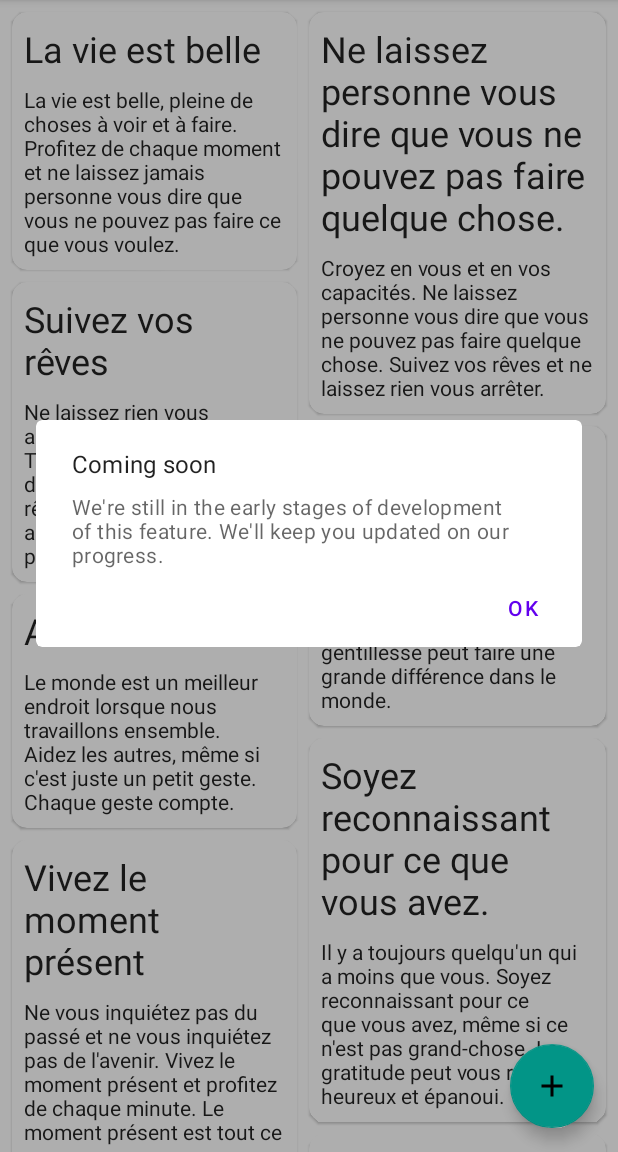
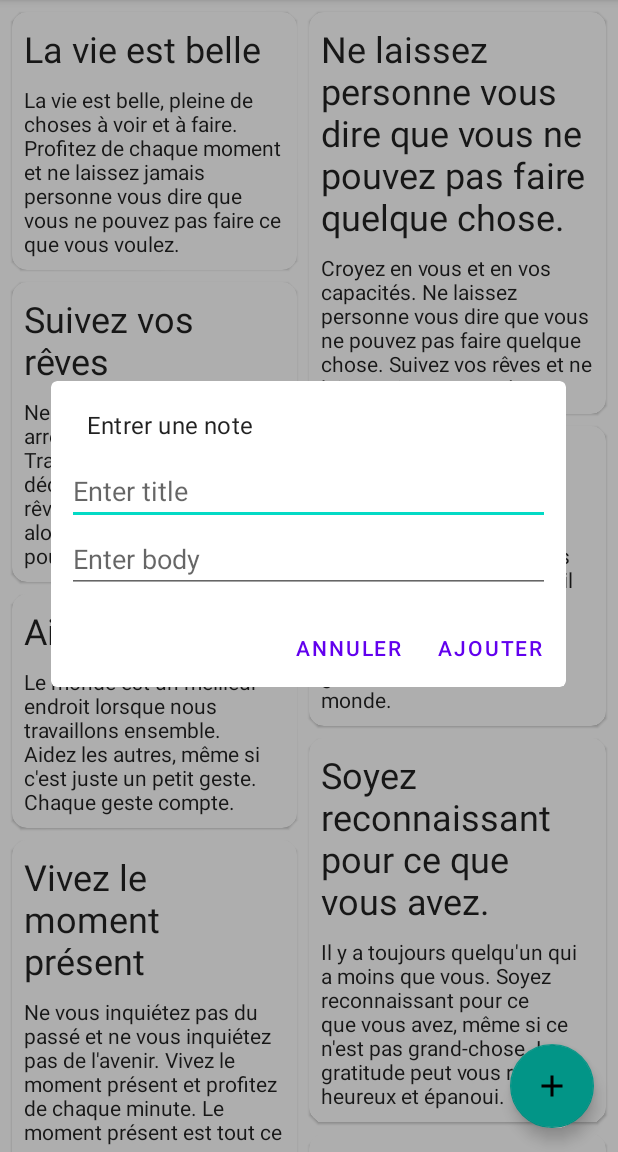
Before and after one commit to xCamillex/P4_Exo1_Refactorisez_une_appli_en_kotlin_en_POO_et_MVVM, an Android app: the screen it shows after launch (MainActivity), after a tap on "add a note", on a phone screen of 412 x 824 dp, the part 84-1236 px from its top. Run offline under Robolectric (Android 15) with nearby library versions, the phone set to English and light mode, and no system bars; our stand-ins replace Dagger/Hilt's generated code.

Commit message:
Etape 8 : Utilisation du ViewModel + mise à jour pour ajouter une note

```diff
--- a/app/src/main/AndroidManifest.xml
+++ b/app/src/main/AndroidManifest.xml
@@ -14,7 +14,7 @@
         android:theme="@style/Theme.OCRNotes"
         tools:targetApi="31">
         <activity
-            android:name=".IU.activity.MainActivity"
+            android:name=".IU.notes.MainActivity"
             android:exported="true">
             <intent-filter>
                 <action android:name="android.intent.action.MAIN" />
--- a/app/src/main/java/com/openclassrooms/notes/IU/activity/MainActivity.kt
+++ /dev/null
@@ -1,88 +0,0 @@
-package com.openclassrooms.notes.IU.activity
-
-import android.os.Bundle
-import androidx.appcompat.app.AppCompatActivity
-import androidx.lifecycle.ViewModelProvider
-import com.google.android.material.dialog.MaterialAlertDialogBuilder
-import com.openclassrooms.notes.IU.recyclerview.NoteItemDecoration
-import com.openclassrooms.notes.IU.recyclerview.NotesAdapter
-import com.openclassrooms.notes.R
-import com.openclassrooms.notes.data.repository.NotesRepository
-import com.openclassrooms.notes.databinding.ActivityMainBinding
-import com.openclassrooms.notes.viewmodel.NoteViewModel
-import dagger.hilt.android.AndroidEntryPoint
-import javax.inject.Inject
-
-/**
- * The main activity for the app.
- * L'activité principale de l'application.
- */
-
-@AndroidEntryPoint
-class MainActivity : AppCompatActivity() {
-
-    /**
-     * The binding for the main layout.
-     * La liaison pour la mise en page principale.
-     */
-    private lateinit var binding: ActivityMainBinding
-
-    @Inject
-    lateinit var noteViewModel: NoteViewModel
-
-    private val notesAdapter = NotesAdapter(emptyList())
-
-    override fun onCreate(savedInstanceState: Bundle?) {
-        super.onCreate(savedInstanceState)
-
-        binding = ActivityMainBinding.inflate(layoutInflater)
-        setContentView(binding.root)
-
-        initRecyclerView()
-        initFABButton()
-        observeNotes()
-    }
-
-    /**
-     * Observes the list of notes from in the ViewModel and updates the RecyclerView adapter accordingly.
-     * Observe la liste des notes dans ViewModel et met à jour l'adaptateur RecyclerView en conséquence.
-     */
-    private fun observeNotes() {
-        noteViewModel.notes.observe(this) {
-            notes -> notesAdapter.updateNotes(notes)
-            }
-        }
-
-    /**
-     * Initializes the FAB button.
-     * Initialise le bouton FAB.
-     */
-    private fun initFABButton() {
-        binding.btnAdd.setOnClickListener {
-            MaterialAlertDialogBuilder(this).apply {
-                setTitle(R.string.coming_soon)
-                setMessage(R.string.not_available_yet)
-                setPositiveButton(android.R.string.ok, null)
-            }.show()
-        }
-    }
-
-    /**
-     * Initializes the RecyclerView.
-     * Initialise le RecyclerView.
-     */
-    private fun initRecyclerView() {
-        with(binding.recycler) {
-            addItemDecoration(
-                NoteItemDecoration(
-                    resources.getDimensionPixelSize(R.dimen.default_margin),
-                    resources.getInteger(R.integer.span_count)
-                )
-            )
-
-            adapter = notesAdapter
-        }
-
-    }
-
-}
--- /dev/null
+++ b/app/src/main/java/com/openclassrooms/notes/IU/notes/MainActivity.kt
@@ -0,0 +1,35 @@
+package com.openclassrooms.notes.IU.notes
+
+import android.os.Bundle
+import androidx.appcompat.app.AppCompatActivity
+import com.openclassrooms.notes.R
+import com.openclassrooms.notes.databinding.ActivityMainBinding
+import dagger.hilt.android.AndroidEntryPoint
+
+
+/**
+ * The main activity for the app.
+ * L'activité principale de l'application.
+ */
+
+@AndroidEntryPoint
+class MainActivity : AppCompatActivity() {
+
+    /**
+     * The binding for the main layout.
+     * La liaison pour la mise en page principale.
+     */
+    private lateinit var binding: ActivityMainBinding
+
+
+    override fun onCreate(savedInstanceState: Bundle?) {
+        super.onCreate(savedInstanceState)
+        binding = ActivityMainBinding.inflate(layoutInflater)
+        setContentView(binding.root)
+        if (savedInstanceState== null){
+            supportFragmentManager.beginTransaction()
+                .replace(R.id.activity_fragment_Container,NotesFragment.newInstance())
+                .commitNow()
+        }
+    }
+}
--- /dev/null
+++ b/app/src/main/java/com/openclassrooms/notes/IU/notes/NotesFragment.kt
@@ -0,0 +1,137 @@
+package com.openclassrooms.notes.IU.notes
+
+import android.os.Bundle
+import androidx.fragment.app.Fragment
+import android.view.LayoutInflater
+import android.view.View
+import android.view.ViewGroup
+import android.widget.EditText
+import android.widget.LinearLayout
+import android.widget.Toast
+import androidx.lifecycle.ViewModelProvider
+import androidx.lifecycle.lifecycleScope
+import com.google.android.material.dialog.MaterialAlertDialogBuilder
+import com.openclassrooms.notes.R
+import com.openclassrooms.notes.databinding.FragmentNotesBinding
+import com.openclassrooms.notes.viewmodel.NoteViewModel
+import dagger.hilt.android.AndroidEntryPoint
+import com.openclassrooms.notes.IU.recyclerview.NotesAdapter
+import kotlinx.coroutines.launch
+import com.openclassrooms.notes.IU.recyclerview.NoteItemDecoration
+import com.openclassrooms.notes.model.Note
+import javax.inject.Inject
+
+@AndroidEntryPoint
+class NotesFragment : Fragment() {
+
+    private lateinit var binding: FragmentNotesBinding
+    private val notesAdapter = NotesAdapter(emptyList())
+    @Inject
+    lateinit var noteViewModel:NoteViewModel
+
+    /**
+     * - Life cycle -
+     * Called when the fragment create the root view.
+     * @param inflater the inflater to inflate the view.
+     * @param container the container where to inflate the view.
+     * @param savedInstanceState the bundle of the fragment.
+     */
+    override fun onCreateView(
+        inflater: LayoutInflater, container: ViewGroup?,
+        savedInstanceState: Bundle?
+    ): View {
+        // Inflate the layout for this fragment
+        binding = FragmentNotesBinding.inflate(inflater,container,false)
+        return binding.root
+    }
+
+    /**
+     * - Life cycle -
+     * Called when the fragment view is created and ready.
+     * @param view the view root of the fragment.
+     * @param savedInstanceState the state bundle of the fragment.
+     */
+    override fun onViewCreated(view: View, savedInstanceState: Bundle?) {
+        super.onViewCreated(view, savedInstanceState)
+
+        initRecyclerView()
+        initFABButton()
+        collectNotes()
+    }
+
+    /**
+     * Initializes the RecyclerView.
+     */
+    private fun initRecyclerView() {
+        with(binding.recycler) {
+            addItemDecoration(
+                NoteItemDecoration(
+                    resources.getDimensionPixelSize(R.dimen.default_margin),
+                    resources.getInteger(R.integer.span_count)
+                )
+            )
+            adapter = notesAdapter
+        }
+    }
+
+    /**
+     * Initializes the FAB button.
+     */
+    private fun initFABButton() {
+        binding.btnAdd.setOnClickListener {
+            // Créer deux EditText pour obtenir la saisie du titre et du corps de la note
+            val titleInput = EditText(requireContext()).apply {
+                hint = "Enter title"
+            }
+            val bodyInput = EditText(requireContext()).apply {
+                hint = "Enter body"
+            }
+
+            // Créer un LinearLayout pour contenir les deux EditText
+            val layout = LinearLayout(requireContext()).apply {
+                orientation = LinearLayout.VERTICAL
+                setPadding(16, 16, 16, 16)
+                addView(titleInput)
+                addView(bodyInput)
+            }
+
+            // Créer un AlertDialog pour obtenir la nouvelle note de l'utilisateur
+            MaterialAlertDialogBuilder(requireContext()).apply {
+                setTitle("Entrer une note")
+                setView(layout)
+                setPositiveButton("Ajouter") { dialog, which ->
+                    val newTitle = titleInput.text.toString()
+                    val newBody = bodyInput.text.toString()
+                    if (newTitle.isNotBlank() && newBody.isNotBlank()) {
+                        noteViewModel.addNote(Note(title = newTitle, body = newBody))
+                        Toast.makeText(requireContext(), "Note added successfully", Toast.LENGTH_SHORT).show()
+                    } else {
+                        Toast.makeText(requireContext(), "Title and body cannot be empty", Toast.LENGTH_SHORT).show()
+                    }
+                }
+                setNegativeButton("Annuler", null)
+            }.show()
+        }
+    }
+
+    /**
+     * Collects notes from the ViewModel and updates the adapter.
+     */
+    private fun collectNotes() {
+        lifecycleScope.launch {
+            noteViewModel.notes.collect {
+                notesAdapter.updateNotes(it)
+            }
+        }
+    }
+
+    companion object {
+        /**
+         * Use this factory method to create a new instance of
+         * this fragment using the provided parameters.
+         * @return A new instance of fragment NoteFragment.
+         */
+        @JvmStatic
+        fun newInstance() = NotesFragment()
+    }
+}
--- a/app/src/main/java/com/openclassrooms/notes/IU/recyclerview/NotesAdapter.kt
+++ b/app/src/main/java/com/openclassrooms/notes/IU/recyclerview/NotesAdapter.kt
@@ -22,7 +22,7 @@ class NotesAdapter(private var notes: List<Note>) : RecyclerView.Adapter<NoteVie
      */
     fun updateNotes(newNotes: List<Note>) {
         notes = newNotes
-        notifyDataSetChanged()
+        notifyItemChanged(notes.size-1)
     }
 
     override fun onCreateViewHolder(parent: ViewGroup, viewType: Int): NoteViewHolder {
--- a/app/src/main/java/com/openclassrooms/notes/data/service/LocalNotesApiService.kt
+++ b/app/src/main/java/com/openclassrooms/notes/data/service/LocalNotesApiService.kt
@@ -8,24 +8,68 @@ import com.openclassrooms.notes.model.Note
  */
 class LocalNotesApiService : NotesApiService {
 
-    private val notesList = mutableListOf(
-        Note("La vie est belle", "La vie est belle, pleine de choses à voir et à faire. Profitez de chaque moment et ne laissez jamais personne vous dire que vous ne pouvez pas faire ce que vous voulez."),
-        Note("Ne laissez personne vous dire que vous ne pouvez pas faire quelque chose.", "Croyez en vous et en vos capacités. Ne laissez personne vous dire que vous ne pouvez pas faire quelque chose. Suivez vos rêves et ne laissez rien vous arrêter."),
-        Note("Suivez vos rêves", "Ne laissez rien vous arrêter de suivre vos rêves. Travaillez dur et ne vous découragez jamais. Vos rêves sont à votre portée, alors n'ayez pas peur de les poursuivre."),
-        Note("Soyez gentil avec les autres", "Le monde a besoin de plus de gentillesse. Soyez gentil avec les autres, même si ce n'est pas facile. La gentillesse peut faire une grande différence dans le monde."),
-        Note("Aidez les autres", "Le monde est un meilleur endroit lorsque nous travaillons ensemble. Aidez les autres, même si c'est juste un petit geste. Chaque geste compte."),
-        Note("Soyez reconnaissant pour ce que vous avez.", "Il y a toujours quelqu'un qui a moins que vous. Soyez reconnaissant pour ce que vous avez, même si ce n'est pas grand-chose. La gratitude peut vous rendre heureux et épanoui."),
-        Note("Vivez le moment présent", "Ne vous inquiétez pas du passé et ne vous inquiétez pas de l'avenir. Vivez le moment présent et profitez de chaque minute. Le moment présent est tout ce que vous avez"),
-        Note("Prenez soin de vous", "Mangez sainement, faites de l'exercice et dormez suffisamment. Prenez soin de votre corps et de votre esprit. Vous êtes votre meilleur atout."),
-        Note("Passez du temps avec vos proches", "Ils sont les plus importants dans votre vie. Passez du temps avec vos proches et montrez-leur à quel point vous les aimez. Ils sont votre famille et vos amis."),
-        Note("Risez et amusez-vous.", "La vie est trop courte pour être sérieuse tout le temps. Riez et amusez-vous. Passez du temps à faire les choses que vous aimez."),
-    )
+    /**
+     * Delegate property for the List of notes.
+     *
+     * the initialization will be deferred until the first time the list will be accessed.
+     * the use of "val" guarantees that generateDefaultNotes() is called only once.
+     * after this, the Note list will behave like a classic Mutable list (add/remove).
+     *
+     */
+    private val notesList by lazy {generateDefaultNotes() }
 
+    /**
+     * Add a note in the list of note.
+     * @param note The note to add in the list of notes.
+     */
     override fun addNote(note: Note) {
         notesList.add(note)
     }
 
-    override fun getAllNotes(): List<Note> {
+    /**
+     * Fetch the list of notes.
+     * Used to get the list of all the Note.
+     * @return A mutable list of Note objects.
+     */
+    override fun getAllNotes(): MutableList<Note> {
         return notesList
     }
+
+    /**
+     * Delete a note in the list of notes.
+     * This method must take almost one argument of your choice to remove the Note.
+     * (by index (int) , by Object ref (Note), or by note title (String))
+     * @param title null by default (can be omitted), used to remove by the title of the note.
+     * @param index null by default (can be omitted), used to remove by the index position of the note.
+     * @param noteObject null by default (can be omitted), used to remove by the object ref directly.
+     */
+    override fun removeNote(index: Int?, noteObject: Note?, title: String?) {
+        when {
+            index != null -> notesList.removeAt(index)
+            noteObject != null -> notesList.remove(noteObject)
+            title != null -> notesList.removeIf { it.title == title }
+            else -> throw IllegalArgumentException("Note not found")
+        }
+    }
+
+    /**
+     * Generate a default list of notes.
+     * This method is used to populate our list with example list of notes.
+     * Used to the initialisation of the noteList delegate property.
+     * @return A mutable list of notes populate with notes examples.
+     */
+    private fun generateDefaultNotes():MutableList<Note>{
+        return mutableListOf (
+            Note("La vie est belle", "La vie est belle, pleine de choses à voir et à faire. Profitez de chaque moment et ne laissez jamais personne vous dire que vous ne pouvez pas faire ce que vous voulez."),
+            Note("Ne laissez personne vous dire que vous ne pouvez pas faire quelque chose.", "Croyez en vous et en vos capacités. Ne laissez personne vous dire que vous ne pouvez pas faire quelque chose. Suivez vos rêves et ne laissez rien vous arrêter."),
+            Note("Suivez vos rêves", "Ne laissez rien vous arrêter de suivre vos rêves. Travaillez dur et ne vous découragez jamais. Vos rêves sont à votre portée, alors n'ayez pas peur de les poursuivre."),
+            Note("Soyez gentil avec les autres", "Le monde a besoin de plus de gentillesse. Soyez gentil avec les autres, même si ce n'est pas facile. La gentillesse peut faire une grande différence dans le monde."),
+            Note("Aidez les autres", "Le monde est un meilleur endroit lorsque nous travaillons ensemble. Aidez les autres, même si c'est juste un petit geste. Chaque geste compte."),
+            Note("Soyez reconnaissant pour ce que vous avez.", "Il y a toujours quelqu'un qui a moins que vous. Soyez reconnaissant pour ce que vous avez, même si ce n'est pas grand-chose. La gratitude peut vous rendre heureux et épanoui."),
+            Note("Vivez le moment présent", "Ne vous inquiétez pas du passé et ne vous inquiétez pas de l'avenir. Vivez le moment présent et profitez de chaque minute. Le moment présent est tout ce que vous avez"),
+            Note("Prenez soin de vous", "Mangez sainement, faites de l'exercice et dormez suffisamment. Prenez soin de votre corps et de votre esprit. Vous êtes votre meilleur atout."),
+            Note("Passez du temps avec vos proches", "Ils sont les plus importants dans votre vie. Passez du temps avec vos proches et montrez-leur à quel point vous les aimez. Ils sont votre famille et vos amis."),
+            Note("Risez et amusez-vous.", "La vie est trop courte pour être sérieuse tout le temps. Riez et amusez-vous. Passez du temps à faire les choses que vous aimez."),
+        )
+    }
 }
--- a/app/src/main/java/com/openclassrooms/notes/data/service/NotesApiService.kt
+++ b/app/src/main/java/com/openclassrooms/notes/data/service/NotesApiService.kt
@@ -18,6 +18,13 @@ interface NotesApiService {
      * Returns all the notes
      * @return the list of notes
      */
-    fun getAllNotes(): List<Note>
+    fun getAllNotes(): MutableList<Note>
 
+    /**
+     * Remove a notes
+     * @param title null by default (can be omitted), used to remove by the title of the note.
+     * @param index null by default (can be omitted), used to remove by the index position of the note.
+     * @param noteObject null by default (can be omitted), used to remove by the object ref directly.
+     */
+    fun removeNote(index: Int? = null, noteObject:Note? = null, title: String? = null)
 }
--- a/app/src/main/java/com/openclassrooms/notes/di/AppModule.kt
+++ b/app/src/main/java/com/openclassrooms/notes/di/AppModule.kt
@@ -2,6 +2,7 @@ package com.openclassrooms.notes.di
 
 import com.openclassrooms.notes.data.repository.NotesRepository
 import com.openclassrooms.notes.data.service.LocalNotesApiService
+import com.openclassrooms.notes.data.service.NotesApiService
 import com.openclassrooms.notes.viewmodel.NoteViewModel
 import dagger.Module
 import dagger.Provides
@@ -30,7 +31,7 @@ object AppModule {
      * @return A singleton instance of the LocalNotesApiService.
      */
     @Provides
-    fun provideLocalNotesApiService() : LocalNotesApiService{
+    fun provideLocalNotesApiService() : LocalNotesApiService {
         return LocalNotesApiService()
     }
 
--- a/app/src/main/java/com/openclassrooms/notes/di/Application.kt
+++ b/app/src/main/java/com/openclassrooms/notes/di/NotesApplication.kt
@@ -3,5 +3,8 @@ package com.openclassrooms.notes.di
 import android.app.Application
 import dagger.hilt.android.HiltAndroidApp
 
+/**
+ * Application Class to use Hilt
+ */
 @HiltAndroidApp
-class NotesApplication : Application()
+class NotesApplication : Application(){}
--- a/app/src/main/java/com/openclassrooms/notes/viewmodel/NoteViewModel.kt
+++ b/app/src/main/java/com/openclassrooms/notes/viewmodel/NoteViewModel.kt
@@ -1,13 +1,10 @@
 package com.openclassrooms.notes.viewmodel
 
-import androidx.lifecycle.LiveData
-import androidx.lifecycle.MutableLiveData
 import androidx.lifecycle.ViewModel
-import androidx.lifecycle.viewModelScope
 import com.openclassrooms.notes.data.repository.NotesRepository
 import com.openclassrooms.notes.model.Note
 import dagger.hilt.android.lifecycle.HiltViewModel
-import kotlinx.coroutines.launch
+import kotlinx.coroutines.flow.Flow
 import javax.inject.Inject
 
 /**
@@ -20,47 +17,33 @@ import javax.inject.Inject
  * fournit à l'interface utilisateur via LiveData.
  * Elle contient également une logique permettant d'ajouter de nouvelles notes.
  * @param notesRepository Le repository chargé de fournir l'accès aux données des notes.
+ * Use Hilt to inject the used NoteRepository by the constructor
  */
 
 @HiltViewModel
 class NoteViewModel @Inject constructor (private val notesRepository: NotesRepository) : ViewModel (){
     /**
-     * LiveData object containing the list of notes.
-     * Objet LiveData contenant la liste des notes.
+     * Fetch the note list,
+     * by Exposing
+     * directly the Flow of the noteRepository
+     * @return A Flow with the notes list.
      */
-    private val noteLiveData = MutableLiveData<List<Note>>()
-    val notes: LiveData<List<Note>> get() = noteLiveData
+    val notes: Flow<List<Note>> =  notesRepository.notes
 
     /**
-     * Initializes the ViewModel by collecting notes from the repository.
-     * Initialise le ViewModel en collectant des notes à partir du dépôt.
+     * Add a note to the list
+     * @param newNote The new note object to add to the list.
      */
-    init {
-        collectNotes()
-    }
+    fun addNote(newNote:Note) = notesRepository.addNote(newNote)
 
     /**
-     * Collects the list of notes from the repository and updates the LiveData object.
-     * Collecte la liste des notes du dépôt et met à jour l'objet LiveData.
+     * Remove a note to the list of notes.
+     *
+     * Use one of the 3 parameters to remove a note object.
+     *
+     * @param index (optional) the index position of the note to remove.
+     * @param noteObject (optional) the note object reference to remove of the list.
+     * @param title (optional) the title of the note to remove.
      */
-    private fun collectNotes(){
-        viewModelScope.launch {
-            notesRepository.notes.collect {
-                noteList -> noteLiveData.postValue(noteList)
-            }
-        }
-    }
-
-    /**
-     * Function to add a new note.
-     * Fonction permettant d'ajouter une nouvelle note.
-     */
-    fun addNewNote(title : String, body : String){
-        if ( title.isNotBlank() && body.isNotBlank()){
-            viewModelScope.launch {
-                notesRepository.addNote(Note(title, body))
-                collectNotes()
-            }
-        }
-    }
+    fun removeNote(index: Int?, noteObject:Note?, title: String?) = notesRepository.removeNote(index,noteObject,title)
 }
--- a/app/src/main/res/layout/activity_main.xml
+++ b/app/src/main/res/layout/activity_main.xml
@@ -1,31 +1,7 @@
 <?xml version="1.0" encoding="utf-8"?>
-<androidx.constraintlayout.widget.ConstraintLayout xmlns:android="http://schemas.android.com/apk/res/android"
-    xmlns:app="http://schemas.android.com/apk/res-auto"
-    xmlns:tools="http://schemas.android.com/tools"
+<androidx.fragment.app.FragmentContainerView xmlns:android="http://schemas.android.com/apk/res/android"
     android:layout_width="match_parent"
     android:layout_height="match_parent"
-    tools:context=".IU.activity.MainActivity">
-
-    <androidx.recyclerview.widget.RecyclerView
-        android:id="@+id/recycler"
-        android:layout_width="0dp"
-        android:layout_height="0dp"
-        app:layoutManager="androidx.recyclerview.widget.StaggeredGridLayoutManager"
-        app:layout_constraintBottom_toBottomOf="parent"
-        app:layout_constraintEnd_toEndOf="parent"
-        app:layout_constraintStart_toStartOf="parent"
-        app:layout_constraintTop_toTopOf="parent"
-        app:spanCount="@integer/span_count"
-        tools:itemCount="10"
-        tools:listitem="@layout/note" />
-
-    <com.google.android.material.floatingactionbutton.FloatingActionButton
-        android:id="@+id/btnAdd"
-        android:layout_width="wrap_content"
-        android:layout_height="wrap_content"
-        android:layout_margin="16dp"
-        android:contentDescription="@string/add_note"
-        android:src="@drawable/ic_add"
-        app:layout_constraintBottom_toBottomOf="parent"
-        app:layout_constraintEnd_toEndOf="parent" />
-</androidx.constraintlayout.widget.ConstraintLayout>
+    xmlns:tools="http://schemas.android.com/tools"
+    tools:context=".IU.notes.MainActivity"
+    android:id="@+id/activity_fragment_Container" />
--- /dev/null
+++ b/app/src/main/res/layout/fragment_notes.xml
@@ -0,0 +1,34 @@
+<?xml version="1.0" encoding="utf-8"?>
+<androidx.constraintlayout.widget.ConstraintLayout
+    xmlns:android="http://schemas.android.com/apk/res/android"
+    xmlns:app="http://schemas.android.com/apk/res-auto"
+    xmlns:tools="http://schemas.android.com/tools"
+    android:layout_width="match_parent"
+    android:layout_height="match_parent"
+    tools:context=".IU.notes.NotesFragment">
+
+    ">
+
+    <androidx.recyclerview.widget.RecyclerView
+        android:id="@+id/recycler"
+        android:layout_width="0dp"
+        android:layout_height="0dp"
+        app:layoutManager="androidx.recyclerview.widget.StaggeredGridLayoutManager"
+        app:layout_constraintBottom_toBottomOf="parent"
+        app:layout_constraintEnd_toEndOf="parent"
+        app:layout_constraintStart_toStartOf="parent"
+        app:layout_constraintTop_toTopOf="parent"
+        app:spanCount="@integer/span_count"
+        tools:itemCount="10"
+        tools:listitem="@layout/note" />
+
+    <com.google.android.material.floatingactionbutton.FloatingActionButton
+        android:id="@+id/btnAdd"
+        android:layout_width="wrap_content"
+        android:layout_height="wrap_content"
+        android:layout_margin="16dp"
+        android:contentDescription="@string/add_note"
+        android:src="@drawable/ic_add"
+        app:layout_constraintBottom_toBottomOf="parent"
+        app:layout_constraintEnd_toEndOf="parent" />
+</androidx.constraintlayout.widget.ConstraintLayout>
--- a/app/src/main/res/values/strings.xml
+++ b/app/src/main/res/values/strings.xml
@@ -3,4 +3,10 @@
     <string name="add_note">add a note</string>
     <string name="coming_soon">Coming soon</string>
     <string name="not_available_yet">We\'re still in the early stages of development of this feature. We\'ll keep you updated on our progress.</string>
+    <!-- TODO: Remove or change this placeholder text -->
+    <string name="hello_blank_fragment">Hello blank fragment</string>
+    <string name="valider">Valider</string>
+    <string name="entrer_your_notes">Entrer votre note</string>
+
+
 </resources>
--- a/build.gradle.kts
+++ b/build.gradle.kts
@@ -1,6 +1,6 @@
 // Top-level build file where you can add configuration options common to all sub-projects/modules.
 plugins {
-    id("com.android.application") version "8.1.0" apply false
+    id("com.android.application") version "8.2.2" apply false
     id("org.jetbrains.kotlin.android") version "1.8.0" apply false
     id("com.google.dagger.hilt.android") version "2.44" apply false
 }
```
Also changed, not shown: app/build.gradle.kts (+13 -8 lines), app/src/main/java/com/openclassrooms/notes/data/repository/NotesRepository.kt (+18 -3 lines), gradle/wrapper/gradle-wrapper.properties.
